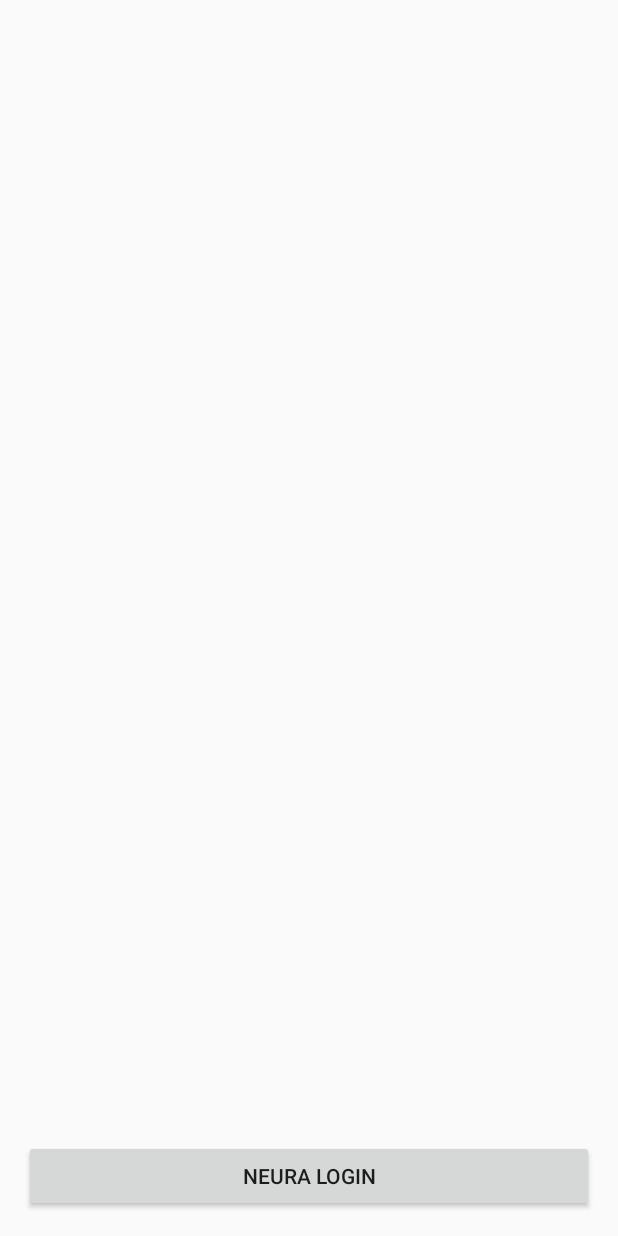
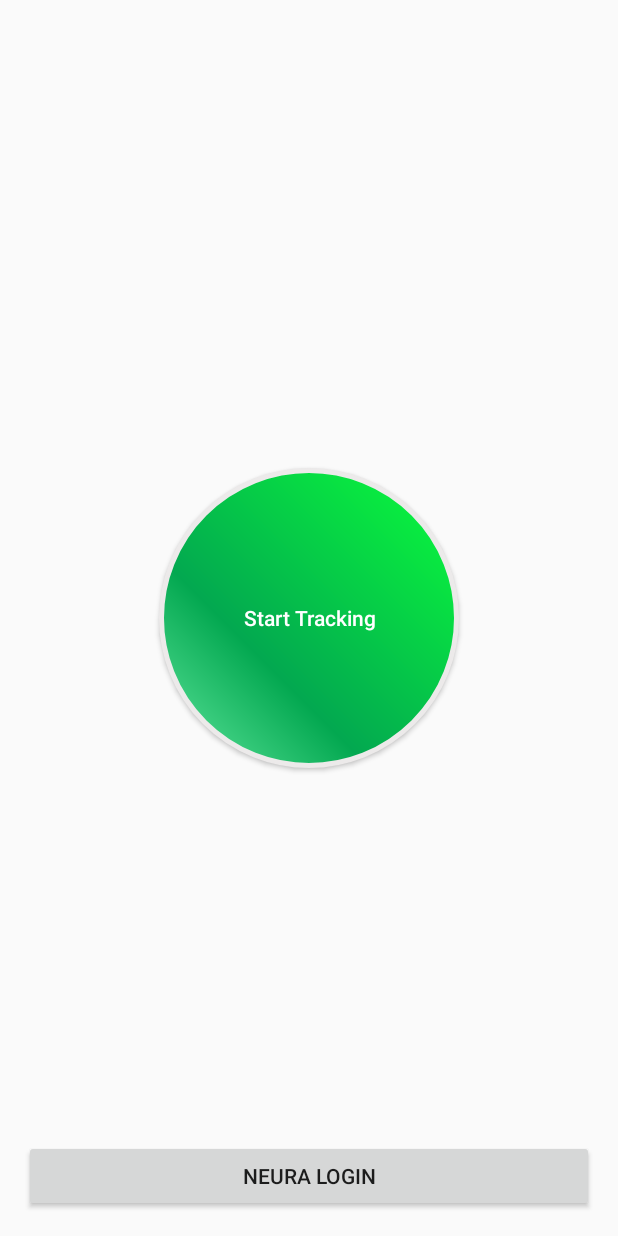
Before and after one commit to mario-dario/android, an Android app: the layout activity_main.xml on its own in the app's theme, with its tools: preview values and no code run, on a phone screen of 412 x 824 dp. Run offline under Robolectric (Android 15) with nearby library versions, the phone set to English and light mode, and no system bars.

Commit message:
Added start tracking button

```diff
--- a/app/build.gradle
+++ b/app/build.gradle
@@ -28,12 +28,11 @@
 
 dependencies {
     compile fileTree(dir: 'libs', include: ['*.jar'])
-    compile(name: 'dariosharedclasses-debug', ext: 'aar')
     testCompile 'junit:junit:4.12'
     compile 'com.android.support:appcompat-v7:23.4.0'
     compile 'com.android.support:design:23.4.0'
     compile 'org.apache.httpcomponents:httpclient:4.5.1'
- compile 'com.github.satyan:sugar:1.4'
+    compile 'com.github.satyan:sugar:1.4'
     compile 'com.google.android.gms:play-services-analytics:9.0.2'
     compile 'com.google.android.gms:play-services-gcm:9.0.2'
     compile 'com.google.android.gms:play-services-location:9.0.2'
--- /dev/null
+++ b/app/src/main/res/drawable/btn_start_tracking_shape_green.xml
@@ -0,0 +1,28 @@
+<?xml version="1.0" encoding="utf-8"?>
+<shape xmlns:android="http://schemas.android.com/apk/res/android" android:shape="rectangle" >
+  <corners
+      android:radius="100dp"
+      />
+  <gradient
+      android:angle="45"
+      android:centerX="35%"
+      android:centerColor="#03A850"
+      android:startColor="#64E8A1"
+      android:endColor="#0AFF3B"
+      android:type="linear"
+      />
+  <padding
+      android:left="0dp"
+      android:top="0dp"
+      android:right="0dp"
+      android:bottom="0dp"
+      />
+  <size
+      android:width="200dp"
+      android:height="200dp"
+      />
+  <stroke
+      android:width="3dp"
+      android:color="#eceaea"
+      />
+</shape>
--- a/app/src/main/res/layout/activity_main.xml
+++ b/app/src/main/res/layout/activity_main.xml
@@ -9,6 +9,17 @@
     android:paddingTop="@dimen/activity_vertical_margin"
     tools:context="com.development.dariopal.MainActivity">
 
+
+    <Button
+        android:layout_width="wrap_content"
+        android:layout_height="wrap_content"
+        android:id="@+id/start_tracking_btn"
+        android:background="@drawable/btn_start_tracking_shape_green"
+        android:text="Start Tracking"
+        android:textColor="#ffffff"
+        android:textAllCaps="false"
+        android:layout_centerInParent="true"/>
+
     <Button
         android:layout_alignParentBottom="true"
         android:layout_width="match_parent"
```
Also changed, not shown: app/src/main/java/com/development/dariopal/MainActivity.java (+7 -6 lines), app/src/main/res/drawable/btn_stop_tracking_shape_red.xml (added, +28 -0 lines).
